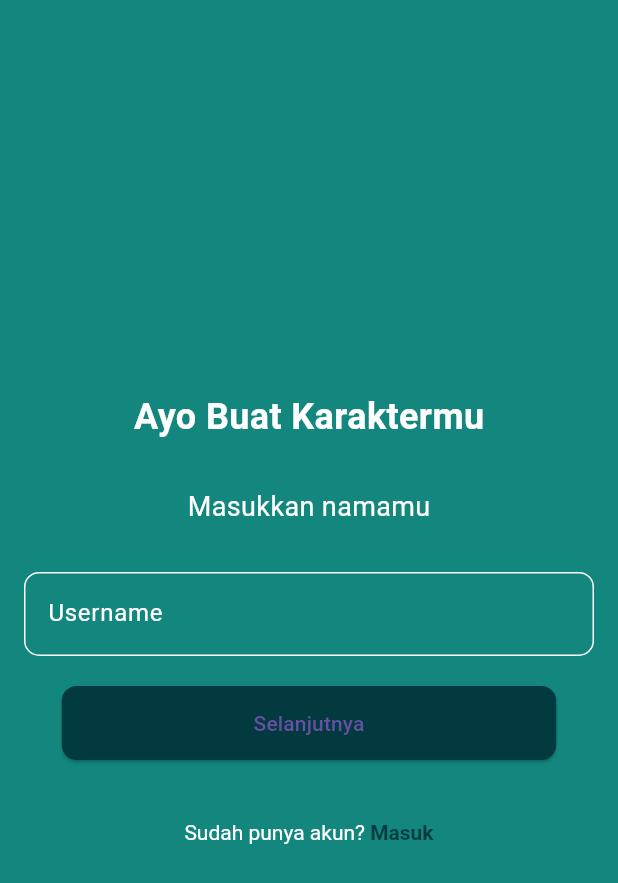
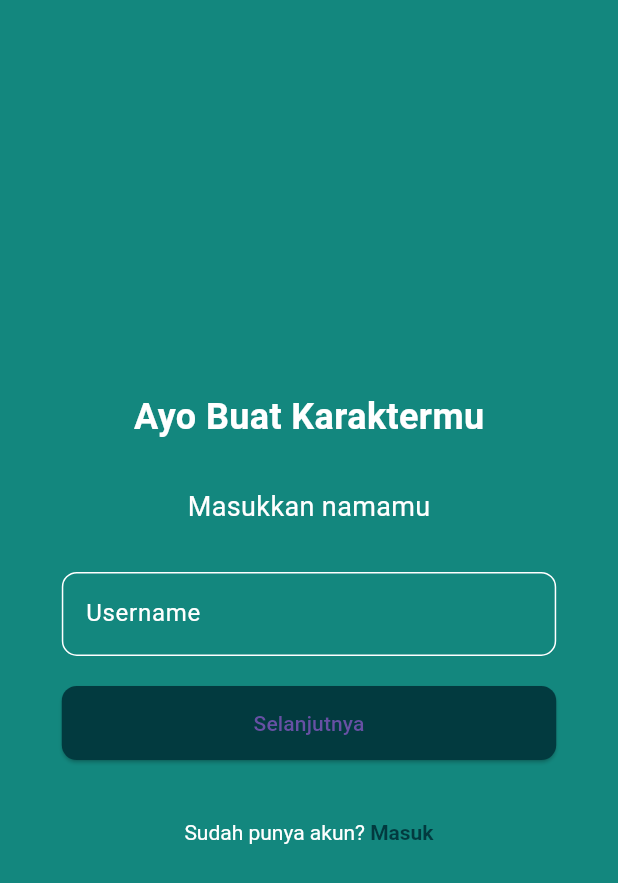
Before and after one commit to raysiagian/mathplaygame, a Flutter app: the RegistrationStep1Page screen opened directly, on a phone screen of 412 x 824 dp. Shown: the top 883 px of the screen. Run offline on Flutter 3.47's test engine with Material 3 defaults, Android fonts, the phone set to English and light mode, and no system bars; our stand-ins replace cloud_firestore, firebase_auth, firebase_core, fluttertoast, shared_preferences; missing offline and left inert: appinio_video_player; accounts and stored records are empty.

```diff
--- a/lib/signup_page.dart
+++ b/lib/signup_page.dart
@@ -28,14 +28,18 @@ class _RegistrationStep1PageState extends State<RegistrationStep1Page> {
 
   @override
   Widget build(BuildContext context) {
+    double buttonWidth = MediaQuery.of(context).size.width * 0.8;
+    double textFieldWidth = MediaQuery.of(context).size.width * 0.8;
+
     return Scaffold(
       backgroundColor: Color(0xFF13877E),
       body: Padding(
         padding: const EdgeInsets.all(16.0),
-        child: Column(
-          mainAxisAlignment: MainAxisAlignment.center,
+        child: Container(
+          alignment: Alignment.center,
+          child:Column(
+            mainAxisAlignment: MainAxisAlignment.center, // Atur perataan utama ke tengah
             children: [
-            // Added Text Widget for 'mathplay gasing' with spacing below
               Text(
                 'Ayo Buat Karaktermu',
                 style: TextStyle(
@@ -45,7 +49,6 @@ class _RegistrationStep1PageState extends State<RegistrationStep1Page> {
                 ),
               ),
               SizedBox(height: 30),
-            // Added Text Widget for 'Masukkan namamu' with spacing below
               Text(
                 'Masukkan namamu',
                 style: TextStyle(
@@ -54,8 +57,11 @@ class _RegistrationStep1PageState extends State<RegistrationStep1Page> {
                 ),
               ),
               SizedBox(height: 30),
-            TextField(
+              Container(
+                width: textFieldWidth,
+                child: TextField(
                   controller: _usernameController,
+                  style: TextStyle(fontSize: 16),
                   decoration: InputDecoration(
                     labelText: 'Username',
                     border: OutlineInputBorder(
@@ -73,8 +79,11 @@ class _RegistrationStep1PageState extends State<RegistrationStep1Page> {
                     labelStyle: TextStyle(color: Colors.white),
                   ),
                 ),
+              ),
               SizedBox(height: 20),
-            ElevatedButton(
+              Container(
+                width: buttonWidth,
+                child: ElevatedButton(
                   onPressed: () async {
                     if (_usernameController.text.isNotEmpty) {
                       Navigator.push(
@@ -86,7 +95,6 @@ class _RegistrationStep1PageState extends State<RegistrationStep1Page> {
                         ),
                       );
                     } else {
-                  // Tampilkan pesan kesalahan jika username kosong
                       showDialog(
                         context: context,
                         builder: (BuildContext context) {
@@ -108,7 +116,7 @@ class _RegistrationStep1PageState extends State<RegistrationStep1Page> {
                   },
                   style: ElevatedButton.styleFrom(
                     minimumSize: Size(
-                  MediaQuery.of(context).size.width * 0.8,
+                      buttonWidth,
                       MediaQuery.of(context).size.width * 0.12,
                     ),
                     backgroundColor: Color(0xFF023A3F),
@@ -117,6 +125,7 @@ class _RegistrationStep1PageState extends State<RegistrationStep1Page> {
                     ),
                   ),
                   child: Text('Selanjutnya'),
+                ),
               ),
               SizedBox(height: 20),
               Padding(
@@ -132,13 +141,13 @@ class _RegistrationStep1PageState extends State<RegistrationStep1Page> {
                     text: TextSpan(
                       text: 'Sudah punya akun? ',
                       style: TextStyle(
-                      color: Colors.white, // Warna teks umum
+                        color: Colors.white,
                       ),
                       children: <TextSpan>[
                         TextSpan(
                           text: 'Masuk',
                           style: TextStyle(
-                          color: Color(0xFF023A3F), // Warna teks untuk "Masuk"
+                            color: Color(0xFF023A3F),
                             fontWeight: FontWeight.bold,
                           ),
                         ),
@@ -148,6 +157,7 @@ class _RegistrationStep1PageState extends State<RegistrationStep1Page> {
                 ),
               ),
             ],
+          ),
         ),
       ),
     );
@@ -248,6 +258,16 @@ class _RegistrationStep2PageState extends State<RegistrationStep2Page> {
                   );
                 }
               },
+              style: ElevatedButton.styleFrom(
+                minimumSize: Size(
+                  MediaQuery.of(context).size.width * 0.8,
+                  MediaQuery.of(context).size.width * 0.12,
+                ),
+                backgroundColor: Color(0xFF023A3F),
+                shape: RoundedRectangleBorder(
+                  borderRadius: BorderRadius.circular(10.0),
+                ),
+              ),
               child: Text('Selanjutnya'),
             ),
             SizedBox(height: 20),
```
Also changed, not shown: lib/pretest1misi1_page.dart (+10 -8 lines), lib/pretest3misi1_page.dart (+9 -8 lines). Lines whose indentation alone changed are shown as unchanged.
